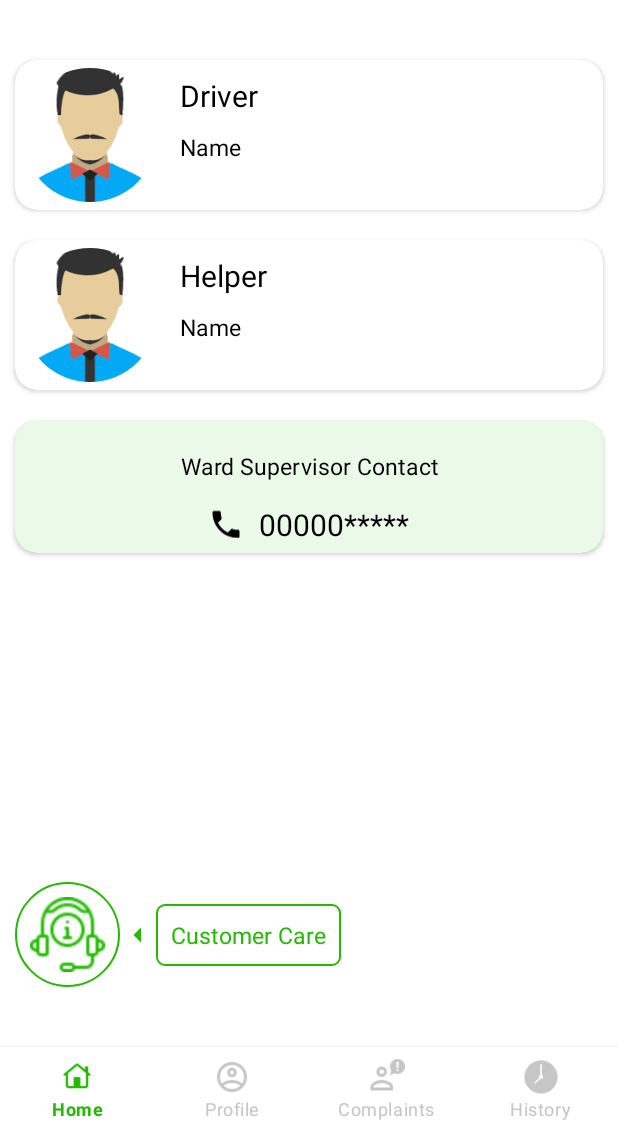
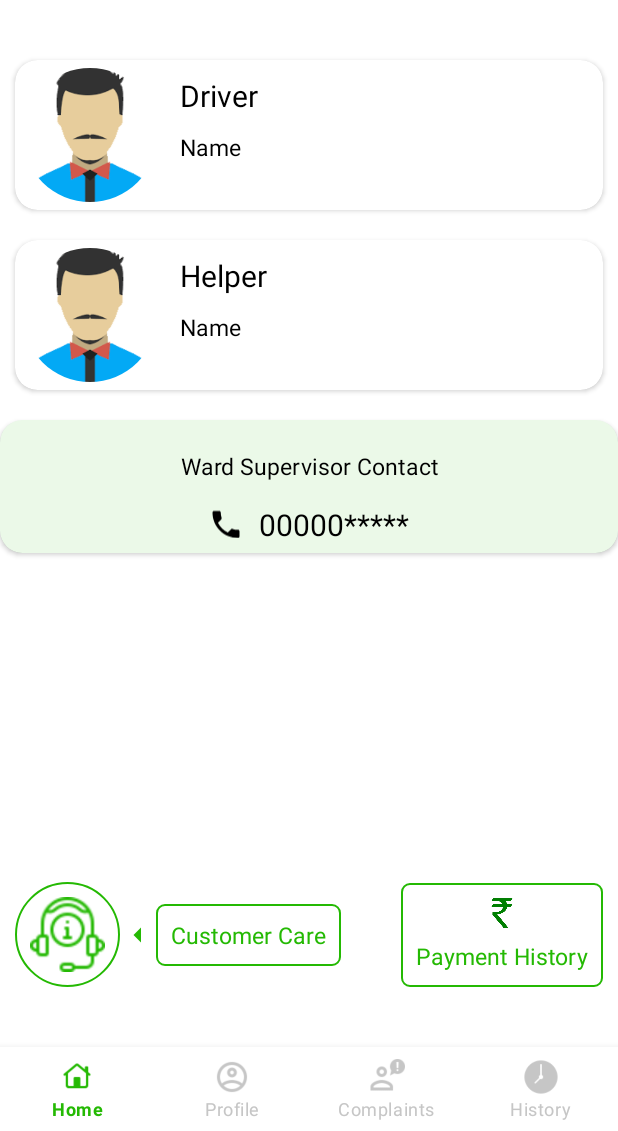
Before and after one commit to bharat-sonant/Murlipura-Jaipur-SWM, an Android app: the HomePage screen opened directly, with no data from a screen before it, on a phone screen of 412 x 824 dp, the part 105-1236 px from its top. Run offline under Robolectric (Android 15) with nearby library versions, the phone set to English and light mode, and no system bars; our stand-ins replace CircleImageView, Firebase (no records; nobody signed in at launch, a user with empty details on screens opened directly); pictures from the network do not load; Roboto replaces fonts that are not available here.

Commit message:
Code Committed Payment History

```diff
--- a/Code/app/src/main/java/com/vCare/murlipurajaipurswm/Const.java
+++ b/Code/app/src/main/java/com/vCare/murlipurajaipurswm/Const.java
@@ -1,6 +1,6 @@
 package com.vCare.murlipurajaipurswm;
 
 public class Const {
-    static String path = "https://jaipur-murlipura.firebaseio.com/";
-//    static String path = "https://dtdnavigatortesting.firebaseio.com/";
+//    static String path = "https://jaipur-murlipura.firebaseio.com/";
+    static String path = "https://dtdnavigatortesting.firebaseio.com/";
 }
--- a/Code/app/src/main/java/com/vCare/murlipurajaipurswm/Fragments/HomePage.java
+++ b/Code/app/src/main/java/com/vCare/murlipurajaipurswm/Fragments/HomePage.java
@@ -24,6 +24,7 @@ import android.widget.TextView;
 import android.widget.Toast;
 
 import androidx.annotation.NonNull;
+import androidx.constraintlayout.widget.ConstraintLayout;
 import androidx.core.app.ActivityCompat;
 import androidx.fragment.app.Fragment;
 
@@ -55,6 +56,7 @@ public class HomePage extends Fragment {
     FirebaseDatabase database;
     SharedPreferences preferences;
     AlertDialog.Builder ad;
+    ConstraintLayout btn_pay_history;
 
     @SuppressLint("MissingInflatedId")
     @Override
@@ -71,6 +73,7 @@ public class HomePage extends Fragment {
         supervisorContact = view.findViewById(R.id.supervisorContact);
         customerCare = view.findViewById(R.id.customerCare);
         logoutBtn = view.findViewById(R.id.logoutBtn);
+        btn_pay_history = view.findViewById(R.id.btn_pay_history);
 
         // get User Name
 //        getUserName();
@@ -122,6 +125,14 @@ public class HomePage extends Fragment {
                     }
                 });
                 ad.show();
+            }
+        });
+
+        btn_pay_history.setOnClickListener(new View.OnClickListener() {
+            @Override
+            public void onClick(View v) {
+                requireActivity().getSupportFragmentManager().beginTransaction()
+                        .replace(R.id.contains, new PaymentHistory()).commit();
             }
         });
 
--- a/Code/app/src/main/res/layout/fragment_home_page.xml
+++ b/Code/app/src/main/res/layout/fragment_home_page.xml
@@ -186,53 +186,53 @@
         </androidx.cardview.widget.CardView>
 
         <androidx.cardview.widget.CardView
+            android:id="@+id/cardView"
             android:layout_width="match_parent"
             android:layout_height="wrap_content"
+            android:layout_marginTop="20dp"
+            app:cardCornerRadius="15dp"
+            app:cardElevation="2dp"
             app:layout_constraintTop_toBottomOf="@id/secondCard"
-            android:layout_marginTop="20dp"
-            app:cardElevation="2dp"
-            app:cardCornerRadius="15dp"
-            android:layout_marginStart="10dp"
-            android:layout_marginEnd="10dp">
+            tools:layout_editor_absoluteX="10dp">
 
             <androidx.appcompat.widget.LinearLayoutCompat
                 android:layout_width="match_parent"
                 android:layout_height="match_parent"
+                android:background="#1724B903"
                 android:orientation="vertical"
-                android:padding="10dp"
-                android:background="#1724B903">
+                android:padding="10dp">
 
                 <TextView
                     android:layout_width="match_parent"
                     android:layout_height="wrap_content"
+                    android:layout_marginTop="10dp"
+                    android:gravity="center"
                     android:text="Ward Supervisor Contact"
-                    android:textSize="15sp"
-                    android:layout_marginTop="10dp"
                     android:textColor="@color/black"
-                    android:gravity="center"/>
+                    android:textSize="15sp" />
 
                 <LinearLayout
                     android:layout_width="match_parent"
                     android:layout_height="wrap_content"
-                    android:orientation="horizontal"
-                    android:gravity="center">
+                    android:gravity="center"
+                    android:orientation="horizontal">
 
                     <ImageView
                         android:layout_width="wrap_content"
                         android:layout_height="match_parent"
                         android:layout_marginTop="10dp"
                         android:layout_marginEnd="10dp"
-                        android:src="@drawable/ic_baseline_local_phone_24"/>
+                        android:src="@drawable/ic_baseline_local_phone_24" />
 
                     <TextView
                         android:id="@+id/supervisorContact"
                         android:layout_width="wrap_content"
                         android:layout_height="match_parent"
+                        android:layout_marginTop="10dp"
+                        android:gravity="center"
                         android:text="00000*****"
-                        android:textSize="20sp"
                         android:textColor="@color/black"
-                        android:layout_marginTop="10dp"
-                        android:gravity="center"/>
+                        android:textSize="20sp" />
 
                 </LinearLayout>
 
@@ -242,47 +242,83 @@
         </androidx.cardview.widget.CardView>
 
         <androidx.constraintlayout.widget.ConstraintLayout
+            android:id="@+id/constraintLayout2"
             android:layout_width="wrap_content"
             android:layout_height="wrap_content"
+            android:layout_marginBottom="30dp"
+            android:padding="10dp"
             app:layout_constraintBottom_toBottomOf="parent"
-            app:layout_constraintStart_toStartOf="parent"
-            android:padding="10dp"
-            android:layout_marginBottom="30dp">
+            app:layout_constraintStart_toStartOf="parent">
 
             <ImageView
                 android:id="@+id/customerCare"
                 android:layout_width="70dp"
                 android:layout_height="70dp"
+                android:background="@drawable/circleborder"
                 android:padding="10dp"
-                app:tint="@color/green"
-                android:background="@drawable/circleborder"
                 android:src="@drawable/callingicon"
+                app:layout_constraintStart_toStartOf="parent"
                 app:layout_constraintTop_toTopOf="parent"
-                app:layout_constraintStart_toStartOf="parent"/>
+                app:tint="@color/green" />
 
             <ImageView
                 android:id="@+id/leftArrow"
                 android:layout_width="wrap_content"
                 android:layout_height="wrap_content"
                 android:src="@drawable/ic_baseline_arrow_left_24"
-                app:tint="@color/green"
+                app:layout_constraintBottom_toBottomOf="@id/customerCare"
+                app:layout_constraintStart_toEndOf="@id/customerCare"
                 app:layout_constraintTop_toTopOf="@id/customerCare"
-                app:layout_constraintBottom_toBottomOf="@id/customerCare"
-                app:layout_constraintStart_toEndOf="@id/customerCare"/>
+                app:tint="@color/green" />
 
             <TextView
                 android:layout_width="wrap_content"
                 android:layout_height="wrap_content"
+                android:background="@drawable/backgroundstroke"
+                android:padding="10dp"
                 android:text="Customer Care"
+                android:textColor="@color/green"
                 android:textSize="15sp"
-                android:padding="10dp"
-                android:background="@drawable/backgroundstroke"
-                android:textColor="@color/green"
-                app:layout_constraintTop_toTopOf="@id/customerCare"
                 app:layout_constraintBottom_toBottomOf="@id/customerCare"
-                app:layout_constraintStart_toEndOf="@id/leftArrow"/>
+                app:layout_constraintStart_toEndOf="@id/leftArrow"
+                app:layout_constraintTop_toTopOf="@id/customerCare" />
 
         </androidx.constraintlayout.widget.ConstraintLayout>
+
+        <androidx.constraintlayout.widget.ConstraintLayout
+            android:id="@+id/btn_pay_history"
+            android:layout_width="wrap_content"
+            android:layout_height="wrap_content"
+            android:layout_marginEnd="10dp"
+            android:background="@drawable/backgroundstroke"
+            android:padding="10dp"
+            app:layout_constraintBottom_toBottomOf="@+id/constraintLayout2"
+            app:layout_constraintEnd_toEndOf="parent"
+            app:layout_constraintTop_toTopOf="@+id/constraintLayout2">
+
+            <ImageView
+                android:id="@+id/pay_img"
+                android:layout_width="20dp"
+                android:layout_height="20dp"
+                android:src="@drawable/paymentimg"
+                app:layout_constraintEnd_toEndOf="parent"
+                app:layout_constraintStart_toStartOf="parent"
+                app:layout_constraintTop_toTopOf="parent" />
+
+            <TextView
+                android:layout_width="wrap_content"
+                android:layout_height="wrap_content"
+                android:layout_marginTop="8dp"
+                android:text="Payment History"
+                android:textColor="@color/green"
+                android:textSize="15sp"
+                app:layout_constraintEnd_toEndOf="parent"
+                app:layout_constraintStart_toStartOf="parent"
+                app:layout_constraintTop_toBottomOf="@+id/pay_img" />
+
+        </androidx.constraintlayout.widget.ConstraintLayout>
+
+
 
     </androidx.constraintlayout.widget.ConstraintLayout>
 
```
Also changed, not shown: Code/app/src/main/java/com/vCare/murlipurajaipurswm/Adapter/PaymentHistoryAdapter.java (added, +70 -0 lines), Code/app/src/main/java/com/vCare/murlipurajaipurswm/Fragments/NewComplain.java (+26 -12 lines), Code/app/src/main/java/com/vCare/murlipurajaipurswm/Fragments/PaymentHistory.java (added, +134 -0 lines), Code/app/src/main/java/com/vCare/murlipurajaipurswm/Model/PaymentHistoryModel.java (added, +70 -0 lines), Code/app/src/main/res/layout/history_rcy_layout.xml (added, +114 -0 lines), Code/app/src/main/res/layout/payment_history_page_layout.xml (added, +82 -0 lines), Code/app/src/main/res/drawable/paymentimg.png (added).
